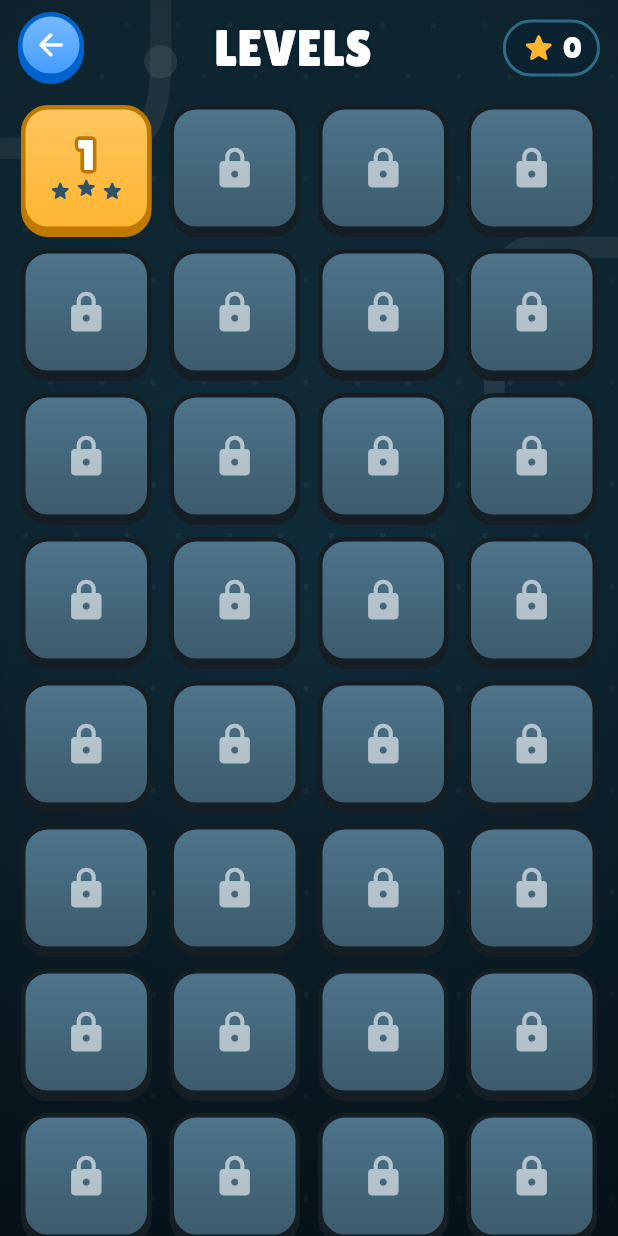
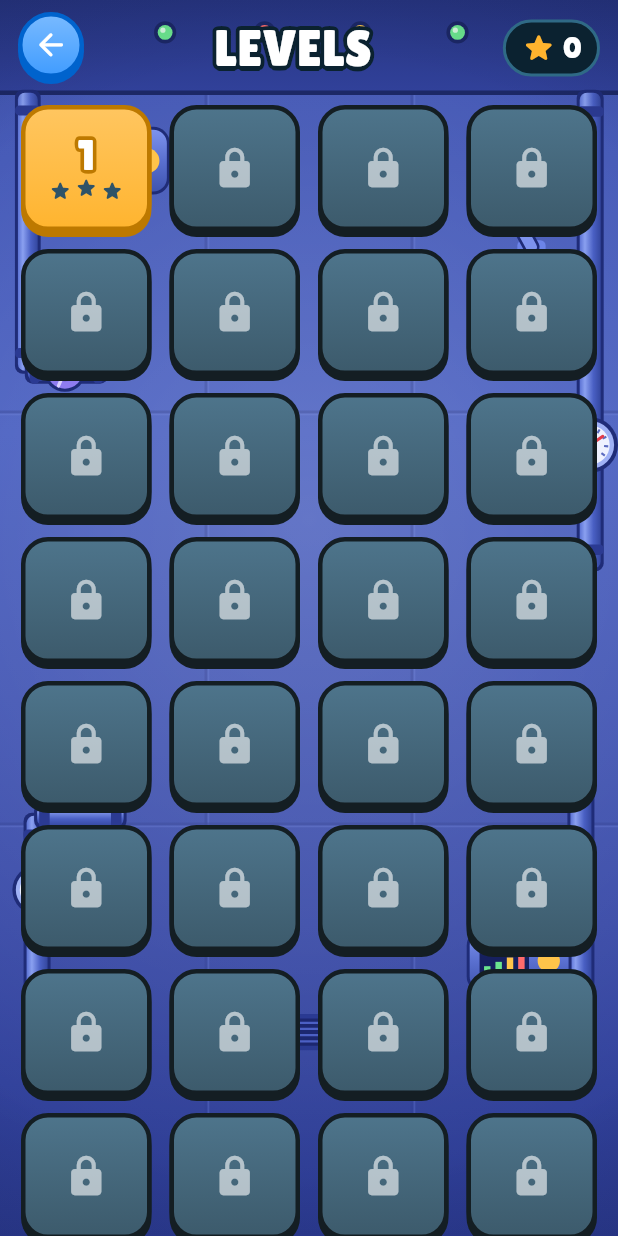
Before and after one commit to mti101/loop-sort, a Flutter app: the LevelSelectScreen screen opened directly, on a phone screen of 412 x 824 dp. Run offline on Flutter 3.47's test engine with Material 3 defaults, Android fonts, the phone set to English and light mode, and no system bars; our stand-ins replace audioplayers, google_mobile_ads, in_app_purchase, shared_preferences; accounts and stored records are empty.

```diff
--- a/lib/ui/widgets/kit.dart
+++ b/lib/ui/widgets/kit.dart
@@ -3,6 +3,7 @@ import 'dart:math' as math;
 import 'package:flutter/material.dart';
 
 import '../../app_context.dart';
+import '../../game/factory_bg.dart';
 import '../../game/painting.dart';
 import '../../theme.dart';
 
@@ -416,20 +417,7 @@ class GameBackground extends StatelessWidget {
   const GameBackground({super.key, this.child});
   final Widget? child;
   @override
-  Widget build(BuildContext context) {
-    return Container(
-      decoration: const BoxDecoration(
-        gradient: LinearGradient(
-            begin: Alignment.topCenter, end: Alignment.bottomCenter, colors: [AppColors.bgTop, AppColors.bgBottom]),
-      ),
-      child: Stack(
-        children: [
-          const Positioned.fill(child: RepaintBoundary(child: CustomPaint(painter: _BgPainter()))),
-          if (child != null) Positioned.fill(child: child!),
-        ],
-      ),
-    );
-  }
+  Widget build(BuildContext context) => FactoryBackdrop(child: child);
 }
 
 class _BgPainter extends CustomPainter {
```
Also changed, not shown: 1 other file.
